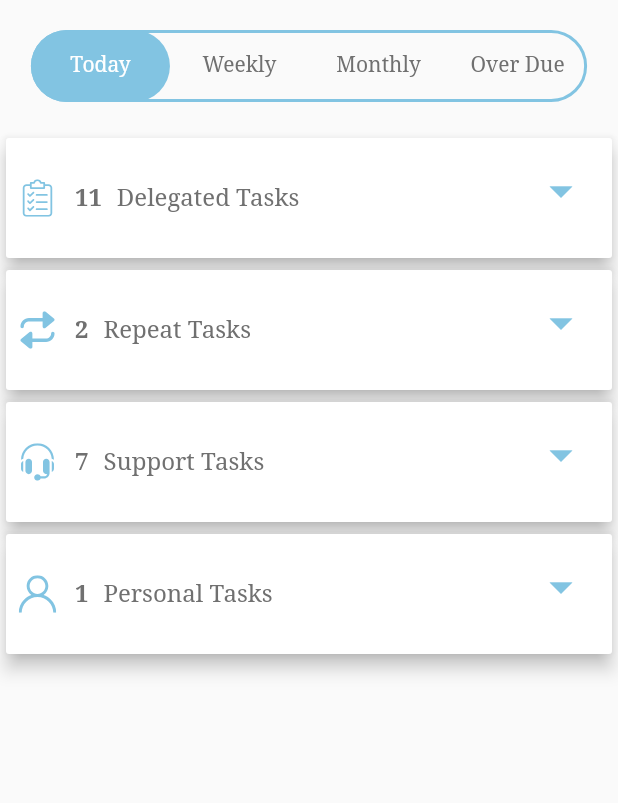
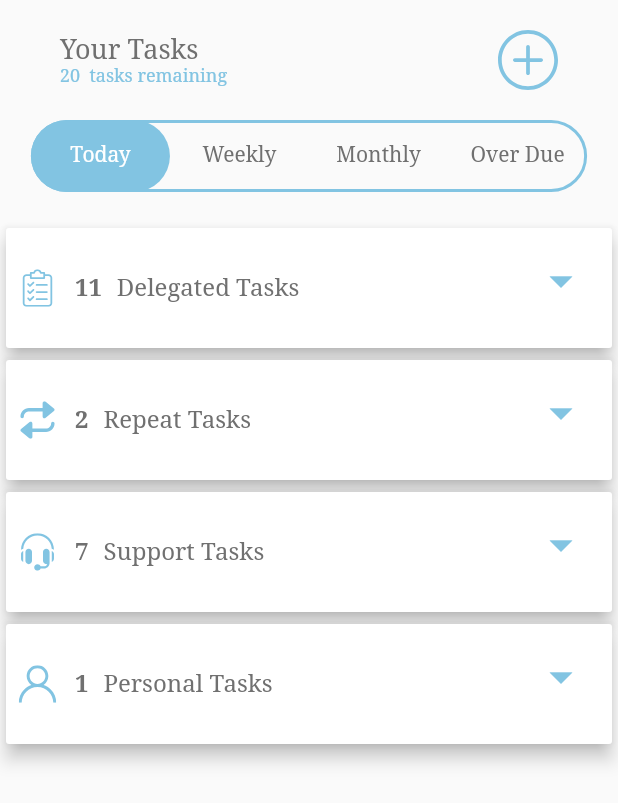
Before and after one commit to suvro467/auto_pilot, a Flutter app: the TaskList screen opened directly with empty values, on a phone screen of 412 x 824 dp. Shown: the top 803 px of the screen. Run offline on Flutter 3.47's test engine with Material 2 defaults, Android fonts, the phone set to English and light mode, and no system bars; our stand-ins replace another_flushbar, flutter_svg, google_fonts, hexcolor, pie_chart; project files that could hold a hidden picture were left out.

Commit message:
Changes done in Task List.

```diff
--- a/lib/screens/menu_screens/task_list/task_list.dart
+++ b/lib/screens/menu_screens/task_list/task_list.dart
@@ -202,13 +202,48 @@ class _TaskListState extends State<TaskList>
           mainAxisAlignment: MainAxisAlignment.start,
           //mainAxisSize: MainAxisSize.min,
           children: [
-            Row(
-              mainAxisAlignment: MainAxisAlignment.spaceBetween,
-              children: [
-                Column(
-                  children: [],
-                ),
-              ],
+            Padding(
+              padding: const EdgeInsets.only(
+                left: 40.0,
+                right: 40.0,
+                top: 20,
+              ),
+              child: Row(
+                mainAxisAlignment: MainAxisAlignment.spaceBetween,
+                children: [
+                  Column(
+                    crossAxisAlignment: CrossAxisAlignment.start,
+                    children: [
+                      Text(
+                        'Your Tasks',
+                        style: GoogleFonts.notoSerif(
+                          color: HexColor('#707070'),
+                          fontWeight: FontWeight.normal,
+                          fontSize: 18,
+                        ),
+                      ),
+                      Text(
+                          '${_tabController.index == 0 ? (totalDelegatedTasks + totalRepeatTasks + totalSupportTasks).toString() : (_tabController.index == 1 ? (totalDelegatedTasksWeekly + totalRepeatTasksWeekly + totalSupportTasksWeekly).toString() : (_tabController.index == 2 ? (totalDelegatedTasksMonthly + totalRepeatTasksMonthly + totalSupportTasksMonthly).toString() : (totalDelegatedTasksOverDue + totalRepeatTasksOverDue + totalSupportTasksOverDue).toString()))}  tasks remaining',
+                          style: GoogleFonts.notoSerif(
+                            color: Globals.appColor,
+                            fontWeight: FontWeight.normal,
+                            fontSize: 12,
+                          )),
+                    ],
+                  ),
+                  InkWell(
+                    borderRadius: BorderRadius.circular(40),
+                    onTap: () {},
+                    child: SvgPicture.asset(
+                      'assets/images/plus.svg',
+                      color: Globals.appColor,
+                      //semanticsLabel: 'Email Mobile',
+                      height: 40,
+                      width: 40,
+                    ),
+                  )
+                ],
+              ),
             ),
             // Custom Tab Bar
             Container(
@@ -222,6 +257,9 @@ class _TaskListState extends State<TaskList>
                     borderRadius: BorderRadius.all(Radius.circular(25)),
                     border: Border.all(width: 2, color: Globals.appColor)),
                 child: TabBar(
+                  onTap: (value) {
+                    setState(() {});
+                  },
                   labelPadding: EdgeInsets.zero,
                   labelStyle: GoogleFonts.notoSerif(
                     color: Colors.white,
```
